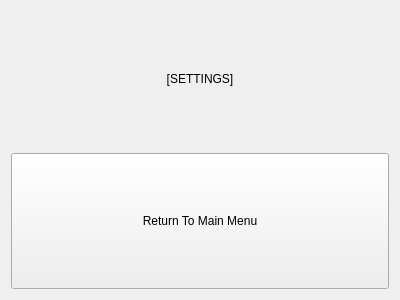
First picture: the form in src/menu/settingswidget.ui, repository VKuzia/cat-circus, before the edit.
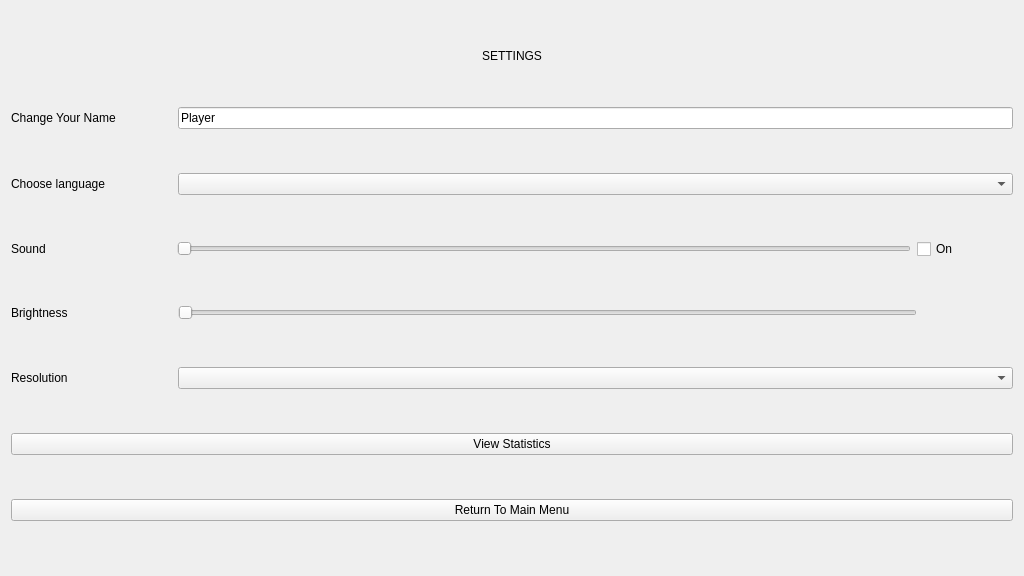
Second picture: the form after the edit.

Diff of the .ui file:
```diff
--- a/src/menu/settingswidget.ui
+++ b/src/menu/settingswidget.ui
@@ -6,24 +6,24 @@
    <rect>
     <x>0</x>
     <y>0</y>
-    <width>400</width>
-    <height>300</height>
+    <width>1024</width>
+    <height>576</height>
    </rect>
   </property>
   <property name="windowTitle">
    <string>Form</string>
   </property>
-  <layout class="QVBoxLayout" name="verticalLayout" stretch="1,1">
+  <layout class="QVBoxLayout" name="verticalLayout" stretch="4,3,3,3,3,3,3,3">
    <item>
     <widget class="QLabel" name="ui_settings_label">
      <property name="sizePolicy">
-      <sizepolicy hsizetype="Expanding" vsizetype="Expanding">
+      <sizepolicy hsizetype="Minimum" vsizetype="Fixed">
        <horstretch>0</horstretch>
        <verstretch>0</verstretch>
       </sizepolicy>
      </property>
      <property name="text">
-      <string>[SETTINGS]</string>
+      <string>SETTINGS</string>
      </property>
      <property name="alignment">
       <set>Qt::AlignCenter</set>
@@ -31,9 +31,118 @@
     </widget>
    </item>
    <item>
-    <widget class="QPushButton" name="ui_return_button">
+    <layout class="QHBoxLayout" name="ui_user_layout_" stretch="5,26">
+     <item>
+      <widget class="QLabel" name="ui_user_label_">
+       <property name="text">
+        <string>Change Your Name</string>
+       </property>
+      </widget>
+     </item>
+     <item>
+      <widget class="QLineEdit" name="ui_user_line_edit_">
+       <property name="text">
+        <string>Player</string>
+       </property>
+      </widget>
+     </item>
+    </layout>
+   </item>
+   <item>
+    <layout class="QHBoxLayout" name="ui_language_layout_" stretch="5,26">
+     <item>
+      <widget class="QLabel" name="ui_language_label_">
+       <property name="text">
+        <string>Choose language</string>
+       </property>
+      </widget>
+     </item>
+     <item>
+      <widget class="QComboBox" name="ui_language_combo_box_"/>
+     </item>
+    </layout>
+   </item>
+   <item>
+    <layout class="QHBoxLayout" name="ui_sound_layout_" stretch="5,23,3">
+     <item>
+      <widget class="QLabel" name="ui_sound_label_">
+       <property name="text">
+        <string>Sound</string>
+       </property>
+      </widget>
+     </item>
+     <item>
+      <widget class="QSlider" name="ui_volume_">
+       <property name="orientation">
+        <enum>Qt::Horizontal</enum>
+       </property>
+      </widget>
+     </item>
+     <item>
+      <widget class="QCheckBox" name="ui_sound_check_box_">
+       <property name="text">
+        <string>On</string>
+       </property>
+      </widget>
+     </item>
+    </layout>
+   </item>
+   <item>
+    <layout class="QHBoxLayout" name="ui_brightness_layout_" stretch="5,23,3">
+     <item>
+      <widget class="QLabel" name="ui_bright_label_">
+       <property name="text">
+        <string>Brightness</string>
+       </property>
+      </widget>
+     </item>
+     <item>
+      <widget class="QSlider" name="ui_brightness_">
+       <property name="orientation">
+        <enum>Qt::Horizontal</enum>
+       </property>
+      </widget>
+     </item>
+     <item>
+      <spacer name="ui_horizontal_spacer_">
+       <property name="orientation">
+        <enum>Qt::Horizontal</enum>
+       </property>
+       <property name="sizeHint" stdset="0">
+        <size>
+         <width>40</width>
+         <height>20</height>
+        </size>
+       </property>
+      </spacer>
+     </item>
+    </layout>
+   </item>
+   <item>
+    <layout class="QHBoxLayout" name="ui_resolution_layout_" stretch="5,26">
+     <item>
+      <widget class="QLabel" name="ui_resoluton_label_">
+       <property name="text">
+        <string>Resolution</string>
+       </property>
+      </widget>
+     </item>
+     <item>
+      <widget class="QComboBox" name="ui_resolution_combo_box_"/>
+     </item>
+    </layout>
+   </item>
+   <item>
+    <widget class="QPushButton" name="ui_statistics_button_">
+     <property name="text">
+      <string>View Statistics</string>
+     </property>
+    </widget>
+   </item>
+   <item>
+    <widget class="QPushButton" name="ui_return_button_">
      <property name="sizePolicy">
-      <sizepolicy hsizetype="Expanding" vsizetype="Expanding">
+      <sizepolicy hsizetype="Minimum" vsizetype="Fixed">
        <horstretch>0</horstretch>
        <verstretch>0</verstretch>
       </sizepolicy>
```
Left out of the diff: 38 changed lines with no effect on the pictures.
